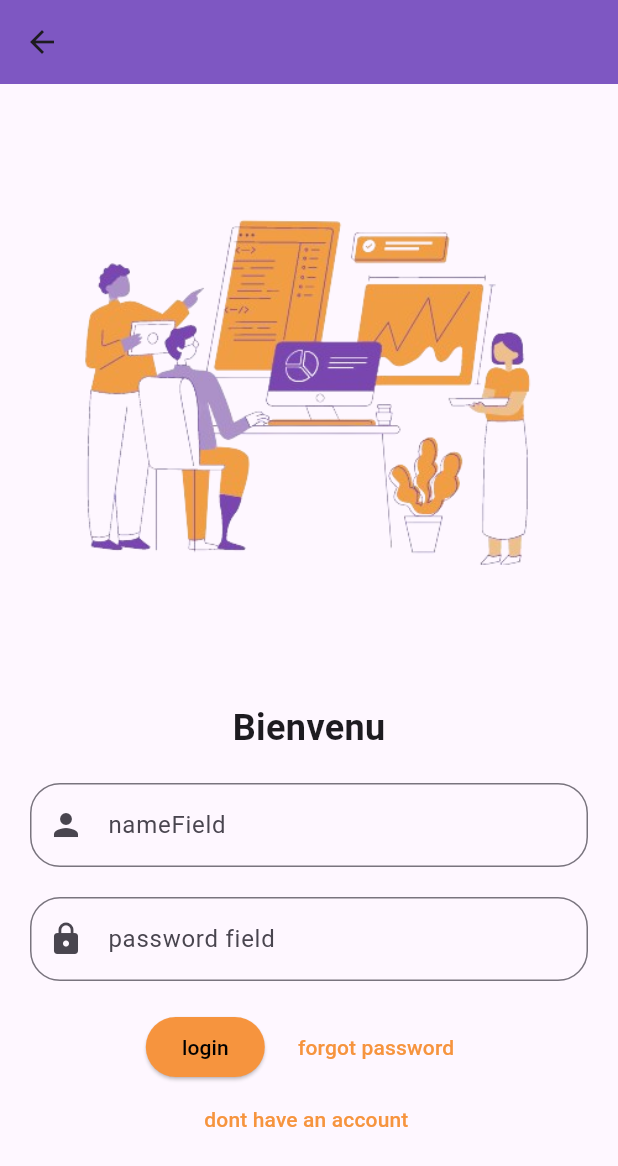
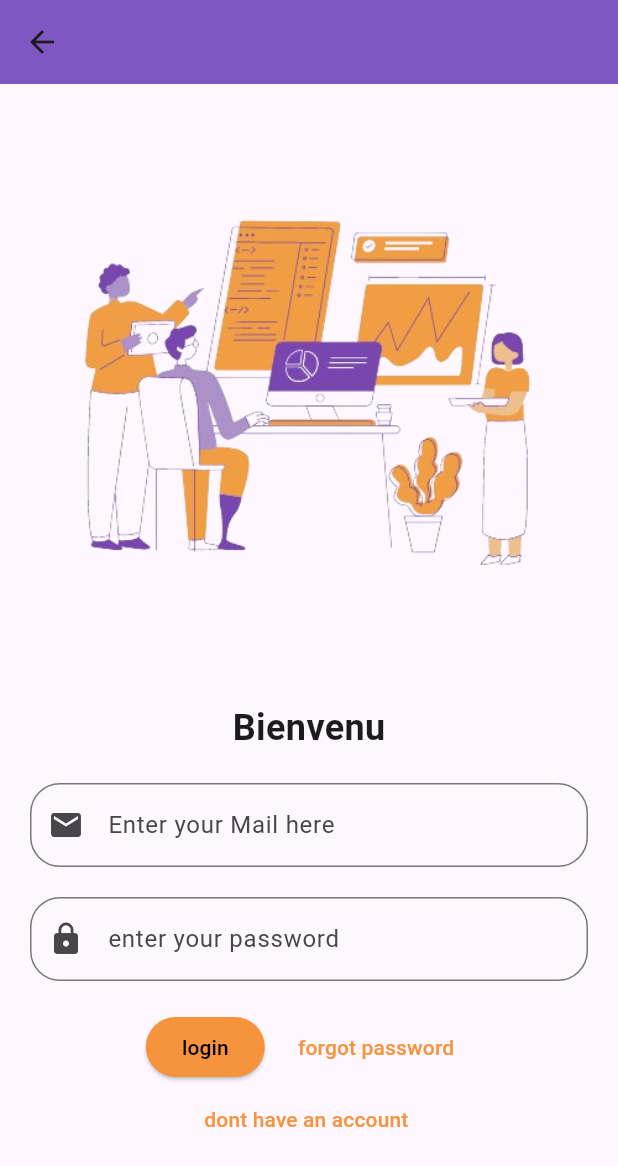
Before and after one commit to ALIKARFOUH/alibackend, a Flutter app: the Login screen opened by its route, on a phone screen of 412 x 824 dp. Shown: the top 1166 px of the screen. Run offline on Flutter 3.47's test engine with Material 3 defaults, Android fonts, the phone set to English and light mode, and no system bars; our stand-ins replace carousel_slider, cloud_firestore, firebase_auth, firebase_core, firebase_storage, image_picker and 2 more; accounts and stored records are empty; Roboto replaces fonts that are missing (Popins).

```diff
--- a/lib/myapp/SliderExample.dart
+++ b/lib/myapp/SliderExample.dart
@@ -42,7 +42,7 @@ class _ImageSliderPageState extends State<ImageSliderPage> {
           itemCount: data.length,
           itemBuilder: ((context, index) {
             final imageurl = data[index].url;
-            return Text(imageurl);
+            return Image.network(imageurl);
           }),
         ),
       )
--- a/lib/myapp/login.dart
+++ b/lib/myapp/login.dart
@@ -34,12 +34,12 @@ class Login extends StatelessWidget {
                   email = value.trim();
                 },
                 decoration: InputDecoration(
-                  hintText: 'Enter your name here ',
-                  labelText: 'nameField',
+                  hintText: 'Mail field',
+                  labelText: 'Enter your Mail here',
                   border: OutlineInputBorder(
                     borderRadius: BorderRadius.circular(20),
                   ),
-                  prefixIcon: Icon(Icons.person),
+                  prefixIcon: Icon(Icons.mail),
                 ),
               ), // preparer le text field de nom d utilisateur
             ),
@@ -52,8 +52,8 @@ class Login extends StatelessWidget {
                 },
                 obscureText: true,
                 decoration: InputDecoration(
-                  hintText: 'enter your password ',
-                  labelText: 'password field ',
+                  hintText: 'password field ',
+                  labelText: 'enter your password ',
                   border: OutlineInputBorder(
                     borderRadius: BorderRadius.circular(20),
                   ),
```
